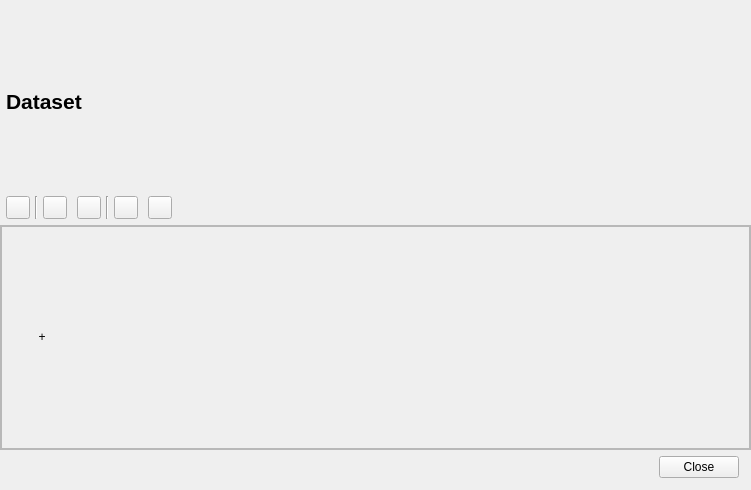
Qt form labnote/ui/qt_ui/dataset.ui (drs/LabNote) before a commit.
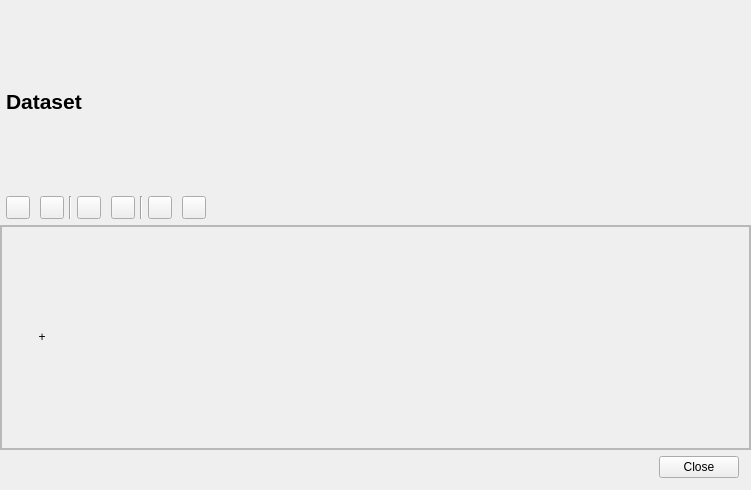
The same form after that commit.

Commit message: Added open dataset in excel action

What changed in the file:
```diff
--- a/labnote/ui/qt_ui/dataset.ui
+++ b/labnote/ui/qt_ui/dataset.ui
@@ -185,6 +185,29 @@
          </property>
          <property name="sizeHint" stdset="0">
           <size>
+           <width>10</width>
+           <height>20</height>
+          </size>
+         </property>
+        </spacer>
+       </item>
+       <item>
+        <widget class="QToolButton" name="btn_open">
+         <property name="text">
+          <string/>
+         </property>
+        </widget>
+       </item>
+       <item>
+        <spacer name="horizontalSpacer_10">
+         <property name="orientation">
+          <enum>Qt::Horizontal</enum>
+         </property>
+         <property name="sizeType">
+          <enum>QSizePolicy::Fixed</enum>
+         </property>
+         <property name="sizeHint" stdset="0">
+          <size>
            <width>5</width>
            <height>20</height>
           </size>
```
Left out of the diff: 3 changed lines with no effect on the pictures. The commit also changes 5 other files.
